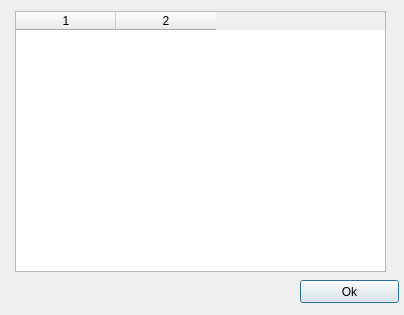
Old version of the form ui/plugins.ui in the repository abenea/fubar.
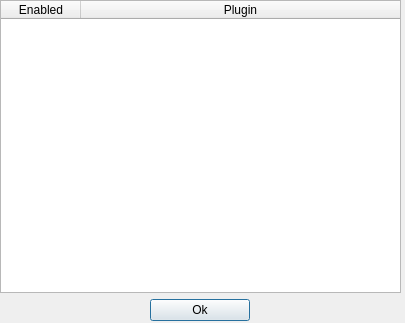
New version of the form.

Commit message: Fiddled a bit with the plugins preferences dialog.

Patch:
```diff
--- a/ui/plugins.ui
+++ b/ui/plugins.ui
@@ -6,43 +6,108 @@
    <rect>
     <x>0</x>
     <y>0</y>
-    <width>404</width>
-    <height>315</height>
+    <width>405</width>
+    <height>323</height>
    </rect>
   </property>
   <property name="windowTitle">
    <string>Dialog</string>
   </property>
-  <widget class="QPushButton" name="okButton">
+  <widget class="QWidget" name="verticalLayoutWidget">
    <property name="geometry">
     <rect>
-     <x>300</x>
-     <y>280</y>
-     <width>99</width>
-     <height>23</height>
+     <x>0</x>
+     <y>0</y>
+     <width>401</width>
+     <height>321</height>
     </rect>
    </property>
-   <property name="text">
-    <string>Ok</string>
-   </property>
-  </widget>
-  <widget class="QTableWidget" name="pluginTable">
-   <property name="geometry">
-    <rect>
-     <x>15</x>
-     <y>11</y>
-     <width>371</width>
-     <height>261</height>
-    </rect>
-   </property>
-   <property name="autoFillBackground">
-    <bool>true</bool>
-   </property>
-   <property name="columnCount">
-    <number>2</number>
-   </property>
-   <column/>
-   <column/>
+   <layout class="QVBoxLayout" name="verticalLayout">
+    <property name="sizeConstraint">
+     <enum>QLayout::SetMinAndMaxSize</enum>
+    </property>
+    <property name="bottomMargin">
+     <number>0</number>
+    </property>
+    <item>
+     <widget class="QTableWidget" name="pluginTable">
+      <property name="autoFillBackground">
+       <bool>true</bool>
+      </property>
+      <property name="frameShadow">
+       <enum>QFrame::Plain</enum>
+      </property>
+      <property name="lineWidth">
+       <number>0</number>
+      </property>
+      <property name="showGrid">
+       <bool>false</bool>
+      </property>
+      <property name="gridStyle">
+       <enum>Qt::NoPen</enum>
+      </property>
+      <property name="rowCount">
+       <number>0</number>
+      </property>
+      <property name="columnCount">
+       <number>2</number>
+      </property>
+      <attribute name="horizontalHeaderVisible">
+       <bool>true</bool>
+      </attribute>
+      <attribute name="horizontalHeaderCascadingSectionResizes">
+       <bool>false</bool>
+      </attribute>
+      <attribute name="horizontalHeaderDefaultSectionSize">
+       <number>80</number>
+      </attribute>
+      <attribute name="horizontalHeaderHighlightSections">
+       <bool>true</bool>
+      </attribute>
+      <attribute name="horizontalHeaderStretchLastSection">
+       <bool>true</bool>
+      </attribute>
+      <attribute name="verticalHeaderVisible">
+       <bool>false</bool>
+      </attribute>
+      <column>
+       <property name="text">
+        <string>Enabled</string>
+       </property>
+       <property name="textAlignment">
+        <set>AlignHCenter|AlignVCenter|AlignCenter</set>
+       </property>
+      </column>
+      <column>
+       <property name="text">
+        <string>Plugin</string>
+       </property>
+       <property name="textAlignment">
+        <set>AlignHCenter|AlignVCenter|AlignCenter</set>
+       </property>
+      </column>
+     </widget>
+    </item>
+    <item alignment="Qt::AlignHCenter">
+     <widget class="QPushButton" name="okButton">
+      <property name="minimumSize">
+       <size>
+        <width>100</width>
+        <height>20</height>
+       </size>
+      </property>
+      <property name="maximumSize">
+       <size>
+        <width>200</width>
+        <height>30</height>
+       </size>
+      </property>
+      <property name="text">
+       <string>Ok</string>
+      </property>
+     </widget>
+    </item>
+   </layout>
   </widget>
  </widget>
  <resources/>
```
The commit also changes 2 other files.
